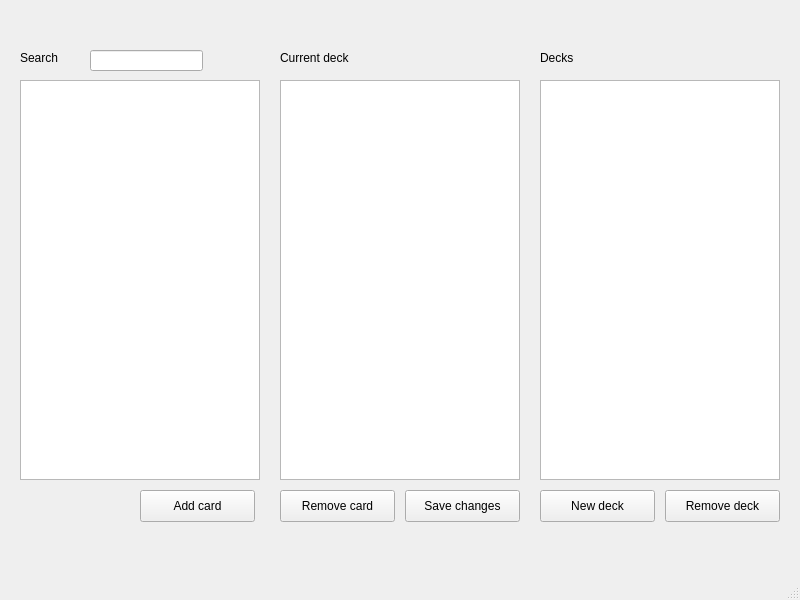
Above: UI/MainWindow.ui from Nieo/HSHelper before the change. Below: the same form after it.
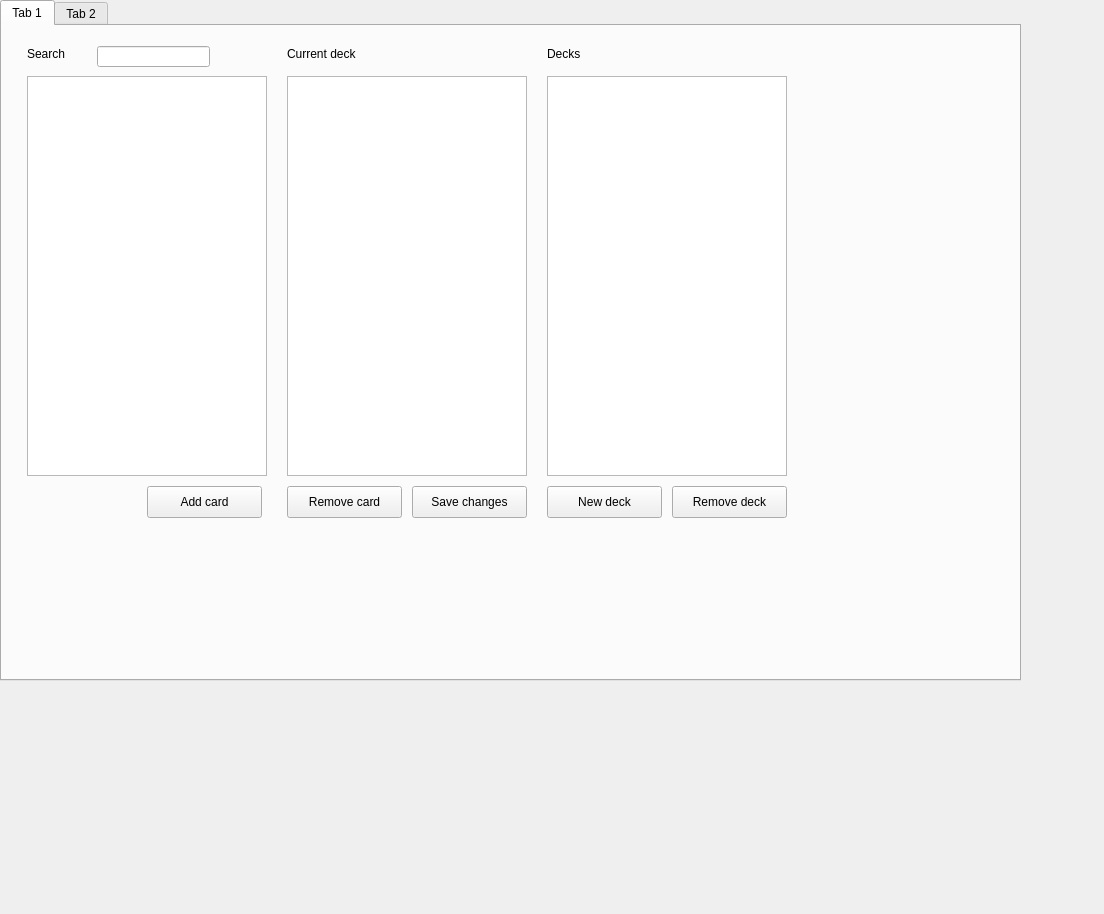
That is the form after the change.

Commit message: Can display decks

What changed in the file:
```diff
--- a/UI/MainWindow.ui
+++ b/UI/MainWindow.ui
@@ -6,58 +6,54 @@
    <rect>
     <x>0</x>
     <y>0</y>
-    <width>800</width>
-    <height>600</height>
+    <width>1104</width>
+    <height>914</height>
    </rect>
   </property>
   <property name="windowTitle">
    <string>MainWindow</string>
   </property>
   <widget class="QWidget" name="centralwidget">
-   <widget class="QListView" name="cardView">
+   <widget class="QTabWidget" name="tabWidget">
     <property name="geometry">
      <rect>
-      <x>20</x>
-      <y>80</y>
-      <width>240</width>
-      <height>400</height>
+      <x>0</x>
+      <y>0</y>
+      <width>1021</width>
+      <height>681</height>
      </rect>
     </property>
     <property name="sizePolicy">
-     <sizepolicy hsizetype="Fixed" vsizetype="Fixed">
+     <sizepolicy hsizetype="Preferred" vsizetype="Preferred">
       <horstretch>0</horstretch>
       <verstretch>0</verstretch>
      </sizepolicy>
     </property>
-   </widget>
-   <widget class="QLineEdit" name="searchLineEdit">
-    <property name="geometry">
-     <rect>
-      <x>90</x>
-      <y>50</y>
-      <width>113</width>
-      <height>21</height>
-     </rect>
+    <property name="currentIndex">
+     <number>0</number>
     </property>
-   </widget>
-   <widget class="QLabel" name="searchLabel">
+    <widget class="QWidget" name="tab">
+     <attribute name="title">
+      <string>Tab 1</string>
+     </attribute>
+     <widget class="QPushButton" name="saveChangeButton">
     <property name="geometry">
      <rect>
-      <x>20</x>
-      <y>50</y>
-      <width>59</width>
-      <height>16</height>
+        <x>410</x>
+        <y>460</y>
+        <width>115</width>
+        <height>32</height>
      </rect>
     </property>
     <property name="text">
-     <string>Search</string>
+       <string>Save changes</string>
     </property>
    </widget>
    <widget class="QListView" name="currentDeckView">
     <property name="geometry">
      <rect>
-      <x>280</x>
-      <y>80</y>
+        <x>285</x>
+        <y>50</y>
       <width>240</width>
       <height>400</height>
      </rect>
@@ -69,24 +65,11 @@
      </sizepolicy>
     </property>
    </widget>
-   <widget class="QLabel" name="currectDeckLabel">
-    <property name="geometry">
-     <rect>
-      <x>280</x>
-      <y>50</y>
-      <width>111</width>
-      <height>16</height>
-     </rect>
-    </property>
-    <property name="text">
-     <string>Current deck</string>
-    </property>
-   </widget>
    <widget class="QLabel" name="allDecksLabel">
     <property name="geometry">
      <rect>
-      <x>540</x>
-      <y>50</y>
+        <x>545</x>
+        <y>20</y>
       <width>59</width>
       <height>16</height>
      </rect>
@@ -95,40 +78,11 @@
      <string>Decks</string>
     </property>
    </widget>
-   <widget class="QListView" name="allDecksView">
-    <property name="geometry">
-     <rect>
-      <x>540</x>
-      <y>80</y>
-      <width>240</width>
-      <height>400</height>
-     </rect>
-    </property>
-    <property name="sizePolicy">
-     <sizepolicy hsizetype="Fixed" vsizetype="Fixed">
-      <horstretch>0</horstretch>
-      <verstretch>0</verstretch>
-     </sizepolicy>
-    </property>
-   </widget>
-   <widget class="QPushButton" name="addCardButton">
-    <property name="geometry">
-     <rect>
-      <x>140</x>
-      <y>490</y>
-      <width>115</width>
-      <height>32</height>
-     </rect>
-    </property>
-    <property name="text">
-     <string>Add card</string>
-    </property>
-   </widget>
    <widget class="QPushButton" name="removeCardButton">
     <property name="geometry">
      <rect>
-      <x>280</x>
-      <y>490</y>
+        <x>285</x>
+        <y>460</y>
       <width>115</width>
       <height>32</height>
      </rect>
@@ -146,11 +100,63 @@
      <bool>false</bool>
     </property>
    </widget>
+     <widget class="QLabel" name="searchLabel">
+      <property name="geometry">
+       <rect>
+        <x>25</x>
+        <y>20</y>
+        <width>59</width>
+        <height>16</height>
+       </rect>
+      </property>
+      <property name="text">
+       <string>Search</string>
+      </property>
+     </widget>
+     <widget class="QListView" name="allDecksView">
+      <property name="geometry">
+       <rect>
+        <x>545</x>
+        <y>50</y>
+        <width>240</width>
+        <height>400</height>
+       </rect>
+      </property>
+      <property name="sizePolicy">
+       <sizepolicy hsizetype="Fixed" vsizetype="Fixed">
+        <horstretch>0</horstretch>
+        <verstretch>0</verstretch>
+       </sizepolicy>
+      </property>
+     </widget>
+     <widget class="QLineEdit" name="searchLineEdit">
+      <property name="geometry">
+       <rect>
+        <x>95</x>
+        <y>20</y>
+        <width>113</width>
+        <height>21</height>
+       </rect>
+      </property>
+     </widget>
+     <widget class="QPushButton" name="addCardButton">
+      <property name="geometry">
+       <rect>
+        <x>145</x>
+        <y>460</y>
+        <width>115</width>
+        <height>32</height>
+       </rect>
+      </property>
+      <property name="text">
+       <string>Add card</string>
+      </property>
+     </widget>
    <widget class="QPushButton" name="newDeckButton">
     <property name="geometry">
      <rect>
-      <x>540</x>
-      <y>490</y>
+        <x>545</x>
+        <y>460</y>
       <width>115</width>
       <height>32</height>
      </rect>
@@ -162,8 +168,8 @@
    <widget class="QPushButton" name="removeDeckButton">
     <property name="geometry">
      <rect>
-      <x>665</x>
-      <y>490</y>
+        <x>670</x>
+        <y>460</y>
       <width>115</width>
       <height>32</height>
      </rect>
@@ -172,31 +178,43 @@
      <string>Remove deck</string>
     </property>
    </widget>
-   <widget class="QPushButton" name="saveChangeButton">
+     <widget class="QLabel" name="currectDeckLabel">
     <property name="geometry">
      <rect>
-      <x>405</x>
-      <y>490</y>
-      <width>115</width>
-      <height>32</height>
+        <x>285</x>
+        <y>20</y>
+        <width>111</width>
+        <height>16</height>
      </rect>
     </property>
     <property name="text">
-     <string>Save changes</string>
-    </property>
-   </widget>
-  </widget>
-  <widget class="QMenuBar" name="menubar">
+       <string>Current deck</string>
+      </property>
+     </widget>
+     <widget class="QListView" name="cardView">
    <property name="geometry">
     <rect>
-     <x>0</x>
-     <y>0</y>
-     <width>800</width>
-     <height>22</height>
-    </rect>
-   </property>
-  </widget>
-  <widget class="QStatusBar" name="statusbar"/>
+        <x>25</x>
+        <y>50</y>
+        <width>240</width>
+        <height>400</height>
+       </rect>
+      </property>
+      <property name="sizePolicy">
+       <sizepolicy hsizetype="Fixed" vsizetype="Fixed">
+        <horstretch>0</horstretch>
+        <verstretch>0</verstretch>
+       </sizepolicy>
+      </property>
+     </widget>
+    </widget>
+    <widget class="QWidget" name="tab_2">
+     <attribute name="title">
+      <string>Tab 2</string>
+     </attribute>
+    </widget>
+   </widget>
+  </widget>
  </widget>
  <resources/>
  <connections/>
```
Lines whose indentation alone changed are shown as unchanged. The commit also changes 5 other files.
